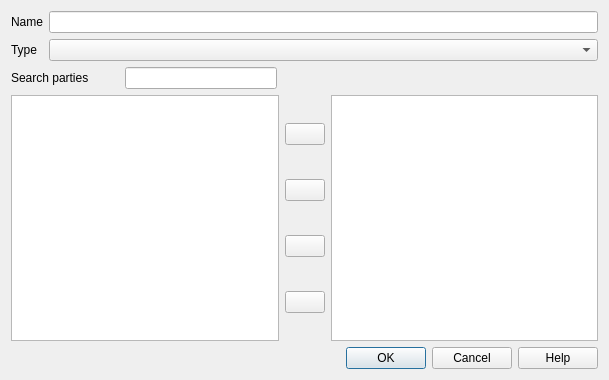
Above: asistente_ladm_col/ui/dlg_group_party.ui from SwissTierrasColombia/Asistente-LADM-COL before the change. Below: the same form after it.
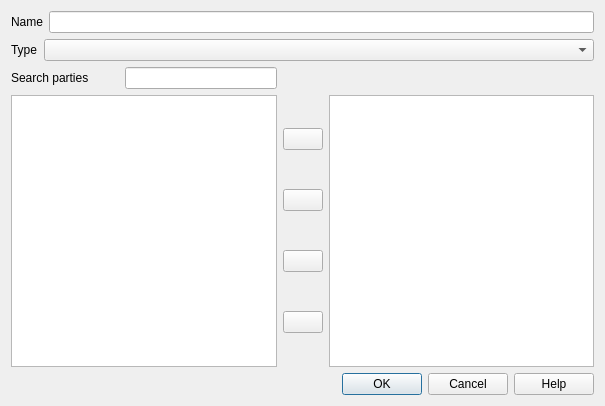
That is the form after the change. Icons and pictures are not drawn.

Commit message: [gui] Avoid closing the Group Party dialog if validation fails

Diff of the .ui file:
```diff
--- a/asistente_ladm_col/ui/dlg_group_party.ui
+++ b/asistente_ladm_col/ui/dlg_group_party.ui
@@ -6,8 +6,8 @@
    <rect>
     <x>0</x>
     <y>0</y>
-    <width>609</width>
-    <height>380</height>
+    <width>605</width>
+    <height>406</height>
    </rect>
   </property>
   <property name="sizePolicy">
@@ -21,26 +21,41 @@
   </property>
   <layout class="QGridLayout" name="gridLayout">
    <item row="0" column="0">
+    <layout class="QHBoxLayout" name="horizontalLayout">
+     <item>
     <widget class="QLabel" name="label">
      <property name="text">
       <string>Name</string>
      </property>
     </widget>
    </item>
-   <item row="0" column="1">
+     <item>
     <widget class="QLineEdit" name="txt_group_name"/>
    </item>
+    </layout>
+   </item>
    <item row="1" column="0">
+    <layout class="QHBoxLayout" name="horizontalLayout_4">
+     <item>
     <widget class="QLabel" name="label_2">
      <property name="text">
       <string>Type</string>
      </property>
     </widget>
    </item>
-   <item row="1" column="1">
-    <widget class="QComboBox" name="cbo_group_type"/>
-   </item>
-   <item row="2" column="0" colspan="2">
+     <item>
+      <widget class="QComboBox" name="cbo_group_type">
+       <property name="sizePolicy">
+        <sizepolicy hsizetype="Expanding" vsizetype="Fixed">
+         <horstretch>0</horstretch>
+         <verstretch>0</verstretch>
+        </sizepolicy>
+       </property>
+      </widget>
+     </item>
+    </layout>
+   </item>
+   <item row="2" column="0">
     <layout class="QHBoxLayout" name="horizontalLayout_2">
      <item>
       <widget class="QLabel" name="label_3">
@@ -77,7 +92,7 @@
      </item>
     </layout>
    </item>
-   <item row="3" column="0" colspan="2">
+   <item row="3" column="0">
     <layout class="QHBoxLayout" name="horizontalLayout_3">
      <item>
       <widget class="QListWidget" name="lst_all_parties">
@@ -197,7 +212,7 @@
      </item>
     </layout>
    </item>
-   <item row="4" column="0" colspan="2">
+   <item row="4" column="0">
     <widget class="QDialogButtonBox" name="buttonBox">
      <property name="orientation">
       <enum>Qt::Horizontal</enum>
```
Left out of the diff: 9 changed lines with no effect on the pictures. Lines whose indentation alone changed are shown as unchanged. The commit also changes 1 other file.
